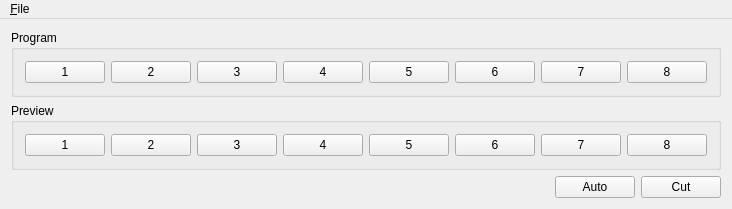
Before: the Qt Designer form example/qatemswitcher/mainwindow.ui in petersimonsson/libqatemcontrol, drawn with Qt 5.
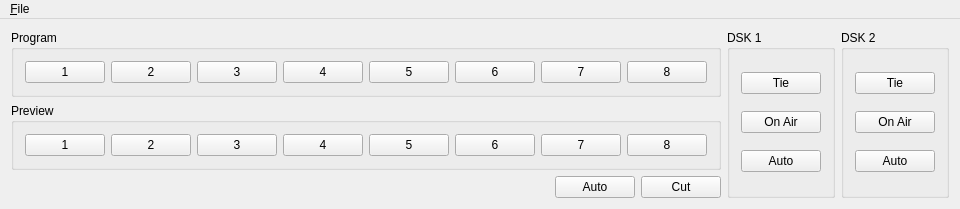
After: the same form once the commit is applied.

Commit message: [qatemswitcher] Add support for DSK 1 and 2

```diff
--- a/example/qatemswitcher/mainwindow.ui
+++ b/example/qatemswitcher/mainwindow.ui
@@ -87,6 +87,55 @@
       </property>
      </widget>
     </item>
+    <item row="3" column="0">
+     <spacer name="verticalSpacer">
+      <property name="orientation">
+       <enum>Qt::Vertical</enum>
+      </property>
+      <property name="sizeHint" stdset="0">
+       <size>
+        <width>20</width>
+        <height>0</height>
+       </size>
+      </property>
+     </spacer>
+    </item>
+    <item row="0" column="3" rowspan="3">
+     <widget class="QGroupBox" name="groupBox_3">
+      <property name="title">
+       <string>DSK 1</string>
+      </property>
+      <layout class="QVBoxLayout" name="verticalLayout">
+       <item>
+        <widget class="QPushButton" name="dsk1TieButton">
+         <property name="text">
+          <string>Tie</string>
+         </property>
+         <property name="checkable">
+          <bool>true</bool>
+         </property>
+        </widget>
+       </item>
+       <item>
+        <widget class="QPushButton" name="dsk1OnAirButton">
+         <property name="text">
+          <string>On Air</string>
+         </property>
+         <property name="checkable">
+          <bool>true</bool>
+         </property>
+        </widget>
+       </item>
+       <item>
+        <widget class="QPushButton" name="dsk1AutoButton">
+         <property name="text">
+          <string>Auto</string>
+         </property>
+        </widget>
+       </item>
+      </layout>
+     </widget>
+    </item>
     <item row="2" column="0">
      <spacer name="horizontalSpacer">
       <property name="orientation">
@@ -172,18 +221,41 @@
       </layout>
      </widget>
     </item>
-    <item row="3" column="0">
-     <spacer name="verticalSpacer">
-      <property name="orientation">
-       <enum>Qt::Vertical</enum>
+    <item row="0" column="4" rowspan="3">
+     <widget class="QGroupBox" name="groupBox_4">
+      <property name="title">
+       <string>DSK 2</string>
       </property>
-      <property name="sizeHint" stdset="0">
-       <size>
-        <width>20</width>
-        <height>0</height>
-       </size>
-      </property>
-     </spacer>
+      <layout class="QVBoxLayout" name="verticalLayout_2">
+       <item>
+        <widget class="QPushButton" name="dsk2TieButton">
+         <property name="text">
+          <string>Tie</string>
+         </property>
+         <property name="checkable">
+          <bool>true</bool>
+         </property>
+        </widget>
+       </item>
+       <item>
+        <widget class="QPushButton" name="dsk2OnAirButton">
+         <property name="text">
+          <string>On Air</string>
+         </property>
+         <property name="checkable">
+          <bool>true</bool>
+         </property>
+        </widget>
+       </item>
+       <item>
+        <widget class="QPushButton" name="dsk2AutoButton">
+         <property name="text">
+          <string>Auto</string>
+         </property>
+        </widget>
+       </item>
+      </layout>
+     </widget>
     </item>
    </layout>
   </widget>
```
The commit also changes 2 other files.
